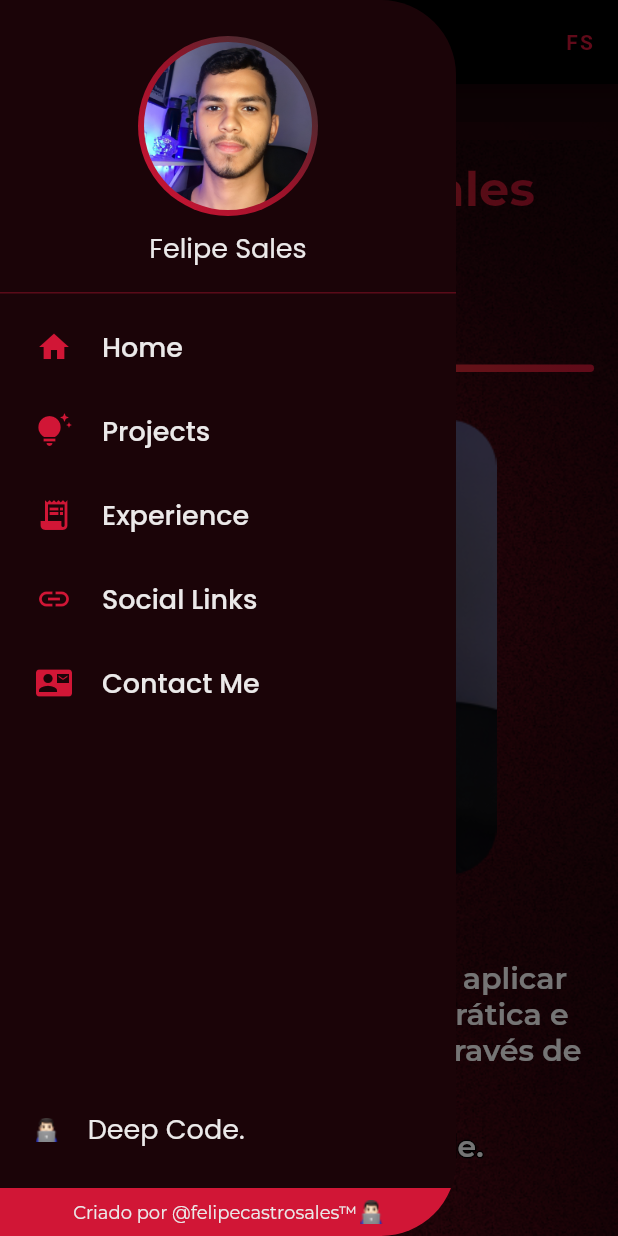
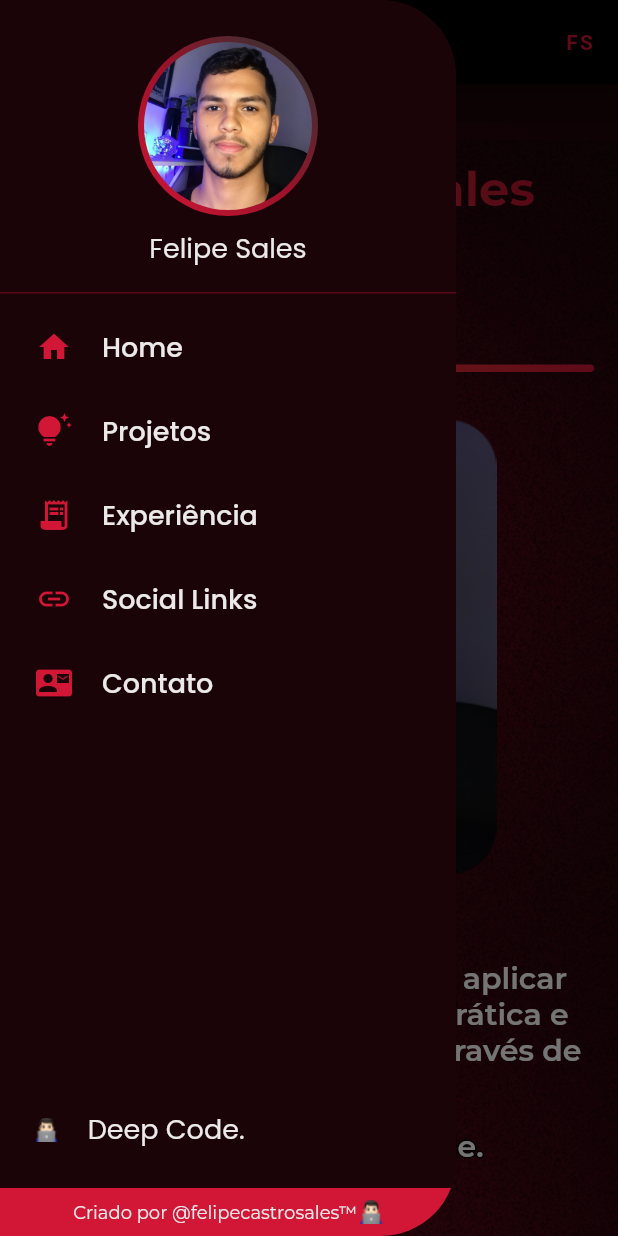
Before and after one commit to felipecastrosales/site, a Flutter app: the screen it shows after launch, with the side drawer open, on a phone screen of 412 x 824 dp. Run offline on Flutter 3.47's test engine with Material 2 defaults, Android fonts, the phone set to English and light mode, and no system bars; our stand-ins replace flutter_svg, google_fonts, lottie, url_strategy.

Commit message:
chore: updating components and strings

```diff
--- a/lib/app/home/components/experience/components/title_description_short.dart
+++ b/lib/app/home/components/experience/components/title_description_short.dart
@@ -23,7 +23,7 @@ class TitleDescriptionShort extends StatelessWidget {
           style: AppTexts.experienceTitle,
         ),
         Text(
-          '    - $description',
+          '    — $description',
           style: AppTexts.experienceDescription,
         ),
         const SizedBox(height: 2),
--- a/lib/app/home/home_page.dart
+++ b/lib/app/home/home_page.dart
@@ -28,7 +28,7 @@ class HomePage extends StatelessWidget {
           body: Align(
             alignment: Alignment.topCenter,
             // child: ConstrainedBox(
-            // constraints: const BoxConstraints(maxWidth: 450),
+            // constraints: const BoxConstraints(maxWidth: 600),
             child: ListView(
               children: const [
                 CustomAppBar(),
@@ -40,9 +40,8 @@ class HomePage extends StatelessWidget {
                 CustomFooter(),
               ],
             ),
+            // ),
           ),
-          // ),
-          // bottomNavigationBar: const Footer(),
         );
       },
     );
--- a/lib/app/widgets/appbar/web_app_bar.dart
+++ b/lib/app/widgets/appbar/web_app_bar.dart
@@ -4,9 +4,7 @@ import 'package:site/app/core/app_customs/app_customs.dart';
 import 'components/components.dart';
 
 class WebAppBar extends StatelessWidget {
-  const WebAppBar({
-    super.key,
-  });
+  const WebAppBar({super.key});
 
   @override
   Widget build(BuildContext context) {
@@ -16,18 +14,15 @@ class WebAppBar extends StatelessWidget {
         mainAxisAlignment: MainAxisAlignment.center,
         crossAxisAlignment: CrossAxisAlignment.center,
         children: const [
-          WebAppBarTitle(
-            'Home',
-            0,
-          ),
+          WebAppBarTitle('Home', 0),
           AppBarDivider(),
-          WebAppBarTitle('Projects', 1),
+          WebAppBarTitle('Projetos', 1),
           AppBarDivider(),
-          WebAppBarTitle('Experience', 2),
+          WebAppBarTitle('Experiência', 2),
           AppBarDivider(),
           WebAppBarTitle('Social Links', 3),
           AppBarDivider(),
-          WebAppBarTitle('Contact Me', 4),
+          WebAppBarTitle('Contato', 4),
         ],
       ),
     );
--- a/lib/app/widgets/drawer/drawer_items.dart
+++ b/lib/app/widgets/drawer/drawer_items.dart
@@ -20,13 +20,13 @@ class DrawerItems extends StatelessWidget {
           controller: pageController,
         ),
         DrawerTile(
-          title: 'Projects',
+          title: 'Projetos',
           leading: Icons.tips_and_updates,
           page: 1,
           controller: pageController,
         ),
         DrawerTile(
-          title: 'Experience',
+          title: 'Experiência',
           leading: Icons.receipt_long,
           page: 2,
           controller: pageController,
@@ -38,7 +38,7 @@ class DrawerItems extends StatelessWidget {
           controller: pageController,
         ),
         DrawerTile(
-          title: 'Contact Me',
+          title: 'Contato',
           leading: Icons.contact_mail,
           page: 4,
           controller: pageController,
```
